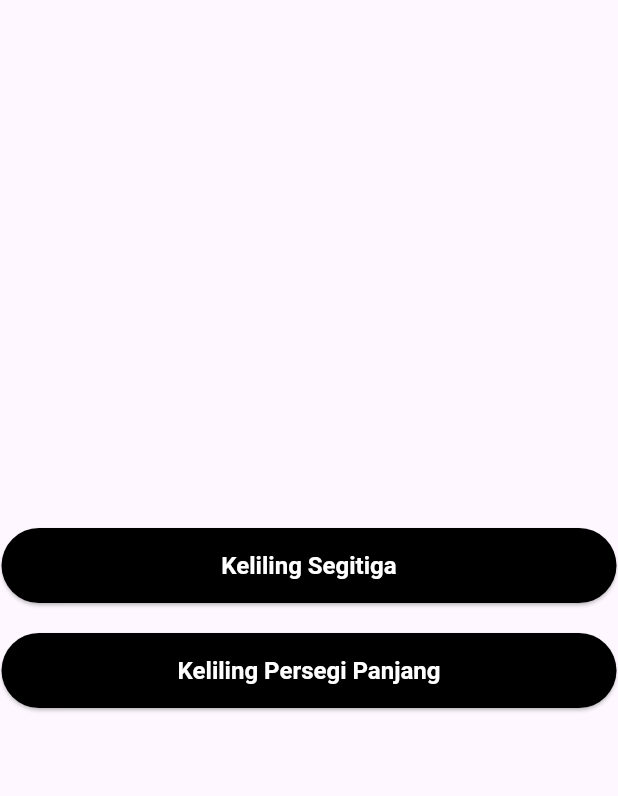
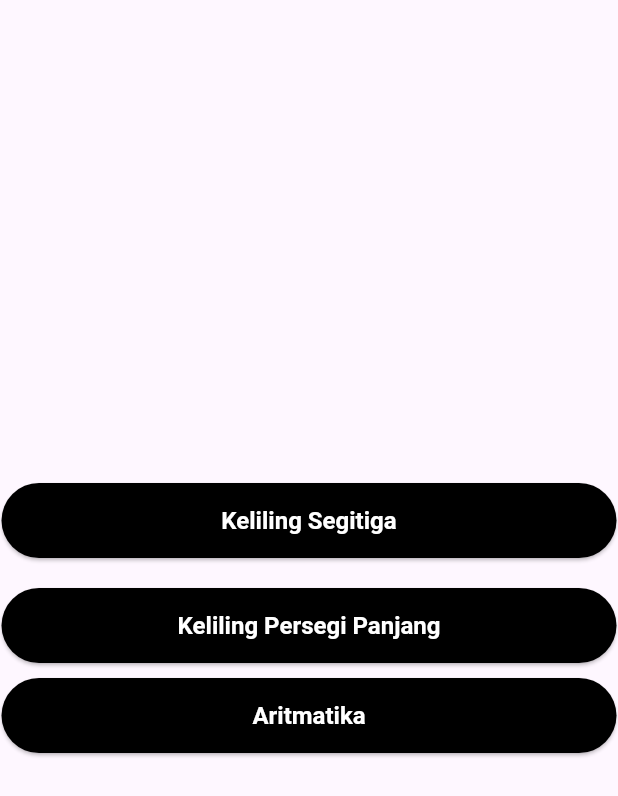
Before and after one commit to HyGigs/GetX_Calculator, a Flutter app: the screen it shows after launch, on a phone screen of 412 x 824 dp. Shown: the top 796 px of the screen. Run offline on Flutter 3.47's test engine with Material 3 defaults, Android fonts, the phone set to English and light mode, and no system bars; our stand-ins replace get.

Commit message:
feat: [AZ] aritmatic

```diff
--- a/lib/pages/home.dart
+++ b/lib/pages/home.dart
@@ -39,6 +39,18 @@ class Home extends StatelessWidget {
                 buttonType: ButtonType.elevated,
                 borderWidth: 0,
                 borderColor: Colors.transparent),
+                SizedBox(height: 10,),
+            CustomButton(
+                text: "Aritmatika",
+                onPressed: () {
+                  Get.toNamed('/aritmatika');
+                },
+                backgroundColor: Colors.black,
+                textColor: Colors.white,
+                textSize: 16.0,
+                buttonType: ButtonType.elevated,
+                borderWidth: 0,
+                borderColor: Colors.transparent),
       ])),
     ));
   }
--- a/lib/route.dart
+++ b/lib/route.dart
@@ -1,3 +1,4 @@
+import 'package:calculator_getx/pages/kalkulator_aritmatika.dart';
 import 'package:get/get.dart';
 import 'package:calculator_getx/pages/home.dart';
 import 'package:calculator_getx/pages/keliling_segitiga.dart';
@@ -6,11 +7,13 @@ class AppRoutes {
   static const String home = '/home';
   static const String kelilingSegitiga = '/kelilingSegitiga';
   static const String kelilingPersegiPanjang = '/kelilingPersegiPanjang';
+  static const String aritmatika = '/aritmatika';
 
 
   static final routes = [
     GetPage(name: home, page: () => Home()),
     GetPage(name: kelilingSegitiga, page: () => KelilingSegitiga()),
-    GetPage(name: kelilingPersegiPanjang, page: () => KelilingPersegiPanjang())
+    GetPage(name: kelilingPersegiPanjang, page: () => KelilingPersegiPanjang()),
+    GetPage(name: aritmatika, page: () => KalkulatorAritmatika()),
   ];
 }
```
Also changed, not shown: lib/controller.dart (+13 -1 lines), lib/pages/kalkulator_aritmatika.dart (added, +98 -0 lines), pubspec.lock.
